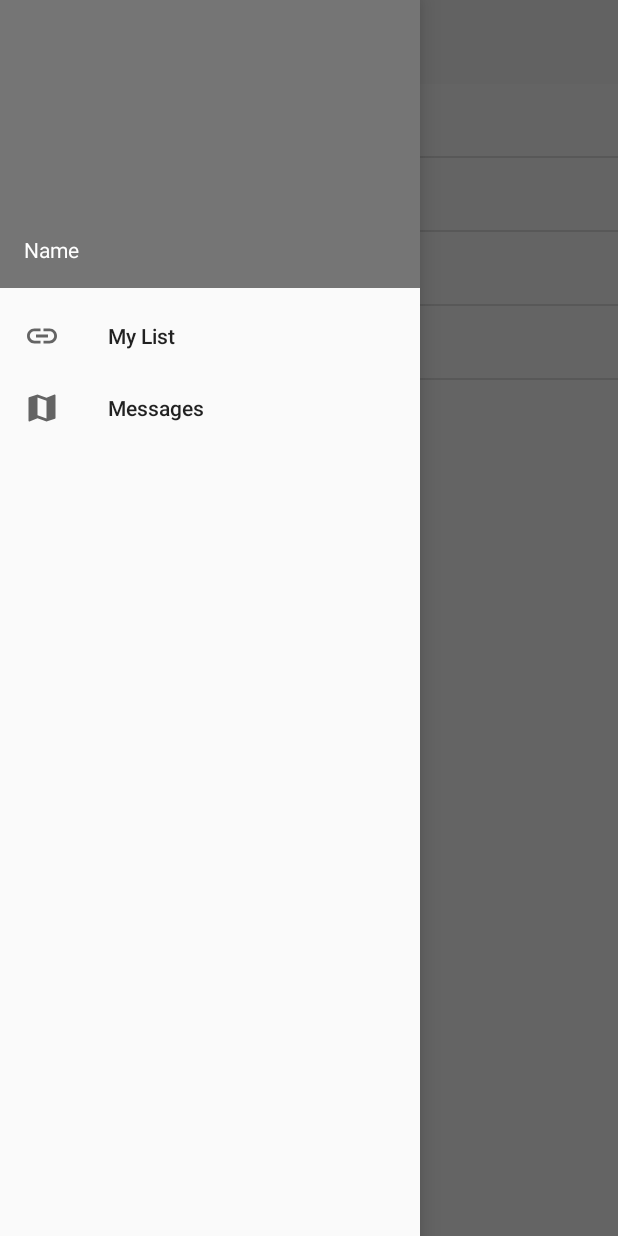
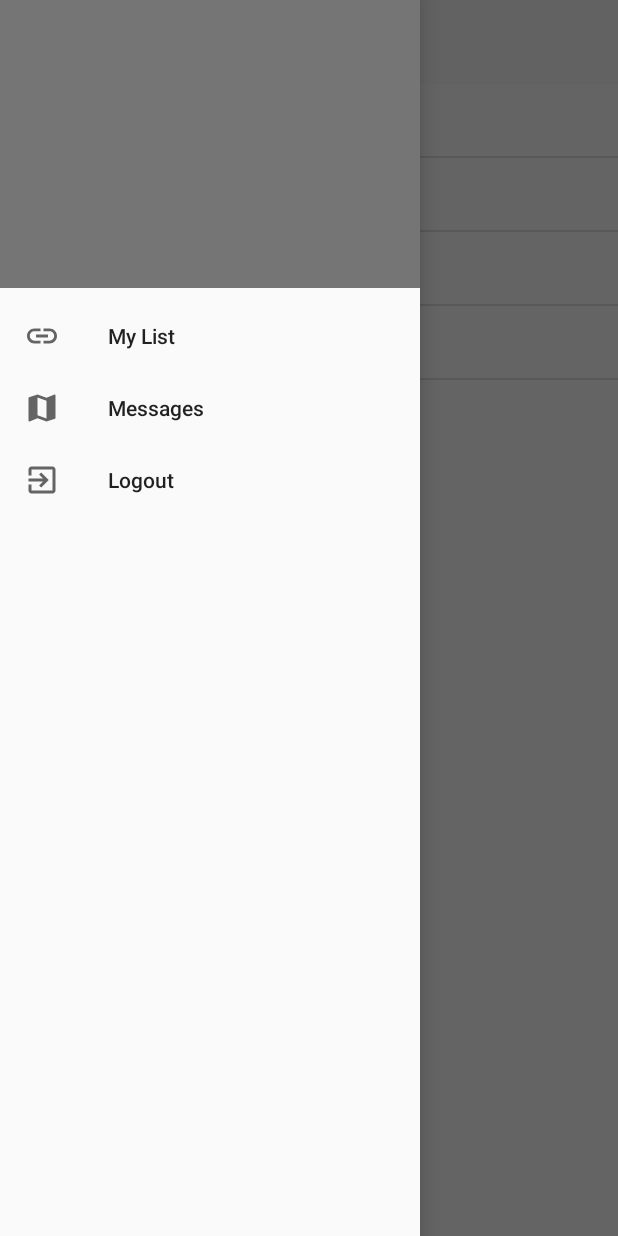
Before and after one commit to MichaelTanel/BucketShare, an Android app: the screen it shows after launch once a user with an empty profile is signed in (Main), with the side drawer open, on a phone screen of 412 x 824 dp. Run offline under Robolectric (Android 15) with nearby library versions, the phone set to English and light mode, and no system bars; our stand-ins replace Firebase (no records; nobody signed in at launch, a user with empty details on screens opened directly).

Commit message:
Added logout capability as well as reprompting for google account each time

```diff
--- a/app/src/main/java/com/qhackers/bucketshare/Main.kt
+++ b/app/src/main/java/com/qhackers/bucketshare/Main.kt
@@ -1,5 +1,6 @@
 package com.qhackers.bucketshare
 
+import android.content.Intent
 import android.os.Bundle
 import android.support.design.widget.NavigationView
 import android.support.v4.view.GravityCompat
@@ -8,15 +9,29 @@ import android.support.v7.app.ActionBar
 import android.support.v7.app.AppCompatActivity
 import android.support.v7.widget.Toolbar
 import android.view.MenuItem
+import com.google.firebase.auth.FirebaseAuth
+import com.google.firebase.auth.FirebaseUser
+import com.google.android.gms.tasks.Task
+import android.support.annotation.NonNull
+import com.google.android.gms.auth.api.signin.GoogleSignIn
+import com.google.android.gms.auth.api.signin.GoogleSignInClient
+import com.google.android.gms.auth.api.signin.GoogleSignInOptions
+import com.google.android.gms.tasks.OnCompleteListener
+
+
 
 
 class Main : AppCompatActivity() {
 
+    private lateinit var auth: FirebaseAuth
+    private lateinit var user: FirebaseUser
     private lateinit var mDrawerLayout: DrawerLayout
+    private lateinit var mGoogleSignInClient : GoogleSignInClient
+
 
     override fun onCreate(savedInstanceState: Bundle?) {
         super.onCreate(savedInstanceState)
-        setContentView(R.layout.activity_navigation_drawer)
+        setContentView(R.layout.activity_main)
 
         val toolbar: Toolbar = findViewById(R.id.toolbar)
         setSupportActionBar(toolbar)
@@ -24,9 +39,16 @@ class Main : AppCompatActivity() {
         val actionbar: ActionBar? = supportActionBar
         actionbar?.apply {
             setDisplayHomeAsUpEnabled(true)
-            // TODO ic_menu
             setHomeAsUpIndicator(R.drawable.ic_menu)
         }
+
+        auth = FirebaseAuth.getInstance()
+        // Configure Google Sign In
+        val gso = GoogleSignInOptions.Builder(GoogleSignInOptions.DEFAULT_SIGN_IN)
+            .requestIdToken(getString(R.string.default_web_client_id_google))
+            .requestEmail()
+            .build()
+        mGoogleSignInClient = GoogleSignIn.getClient(this, gso)
 
         val baseTransaction = supportFragmentManager.beginTransaction()
         baseTransaction.add(R.id.content_frame, MyListFragment())
@@ -36,13 +58,15 @@ class Main : AppCompatActivity() {
 
         val navigationView: NavigationView = findViewById(R.id.nav_view)
         navigationView.setNavigationItemSelectedListener { menuItem ->
+
+            if (menuItem.itemId == R.id.nav_logout) {
+                signOut()
+            }
+
             // set item as selected to persist highlight
             menuItem.isChecked = true
             // close drawer when item is tapped
             mDrawerLayout.closeDrawers()
-
-            print("DEBUG: menu item is: ")
-            println(menuItem)
 
             val fragment = when (menuItem.toString()) {
                 "Messages" -> MessagesFragment()
@@ -59,6 +83,23 @@ class Main : AppCompatActivity() {
 
             true
         }
+
+        // TODO: set text of nav header to the email.
+//        auth = FirebaseAuth.getInstance()
+//        tvEmail.text = "hello"//auth.currentUser?.email
+//        val textView: TextView = findViewById(R.id.tvEmail)
+//        // Initialize Firebase Auth
+//        textView.text =
+    }
+
+    private fun signOut() {
+        auth.signOut()
+        // Google sign out. Allows the user to select their google account after logging out.
+        mGoogleSignInClient.signOut().addOnCompleteListener(this) {
+            val intent = Intent(this, SignIn::class.java)
+            startActivity(intent)
+            finish()
+        }
     }
 
     override fun onOptionsItemSelected(item: MenuItem): Boolean {
--- a/app/src/main/java/com/qhackers/bucketshare/SignIn.kt
+++ b/app/src/main/java/com/qhackers/bucketshare/SignIn.kt
@@ -53,7 +53,6 @@ class SignIn : AppCompatActivity() {
         // If the user is signed in, send them to
         if (user != null) {
             val intent = Intent(this, Main::class.java)
-            // start your next activity
             startActivity(intent)
             finish()
         }
--- /dev/null
+++ b/app/src/main/res/drawable/ic_exit_to_app_black_24dp.xml
@@ -0,0 +1,9 @@
+<vector xmlns:android="http://schemas.android.com/apk/res/android"
+        android:width="24dp"
+        android:height="24dp"
+        android:viewportWidth="24.0"
+        android:viewportHeight="24.0">
+    <path
+        android:fillColor="#FF000000"
+        android:pathData="M10.09,15.59L11.5,17l5,-5 -5,-5 -1.41,1.41L12.67,11H3v2h9.67l-2.58,2.59zM19,3H5c-1.11,0 -2,0.9 -2,2v4h2V5h14v14H5v-4H3v4c0,1.1 0.89,2 2,2h14c1.1,0 2,-0.9 2,-2V5c0,-1.1 -0.9,-2 -2,-2z"/>
+</vector>
--- a/app/src/main/res/layout/nav_header.xml
+++ b/app/src/main/res/layout/nav_header.xml
@@ -9,9 +9,9 @@
               android:gravity="bottom">
 
     <TextView
+            android:id="@+id/tvEmail"
             android:layout_width="match_parent"
             android:layout_height="wrap_content"
-            android:text="Name"
             android:textAppearance="@style/TextAppearance.AppCompat.Body1"/>
 
 </LinearLayout>
--- a/app/src/main/res/menu/drawer_view.xml
+++ b/app/src/main/res/menu/drawer_view.xml
@@ -4,11 +4,14 @@
         <item
                 android:id="@+id/nav_my_list"
                 android:icon="@drawable/ic_link"
-                android:title="My List" />
+                android:title="@string/my_list" />
         <item
                 android:id="@+id/nav_messages"
                 android:icon="@drawable/ic_map"
-                android:title="Messages" />
-
+                android:title="@string/messages" />
+        <item
+                android:id="@+id/nav_logout"
+                android:icon="@drawable/ic_exit_to_app_black_24dp"
+                android:title="@string/logout" />
     </group>
 </menu>
--- a/app/src/main/res/values/strings.xml
+++ b/app/src/main/res/values/strings.xml
@@ -93,4 +93,7 @@
 
     <string name="id_fmt">User ID: %s</string>
     <string name="email_fmt">Email: %s</string>
+    <string name="logout">Logout</string>
+    <string name="messages">Messages</string>
+    <string name="my_list">My List</string>
 </resources>
```
Also changed, not shown: app/src/main/res/layout/activity_main.xml (renamed from app/src/main/res/layout/activity_navigation_drawer.xml).
